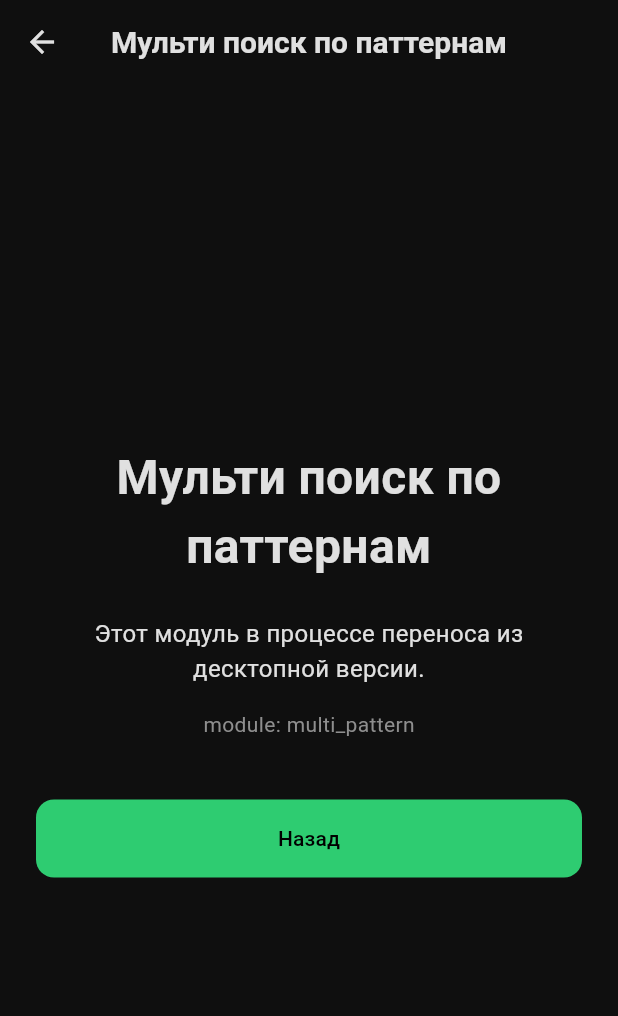
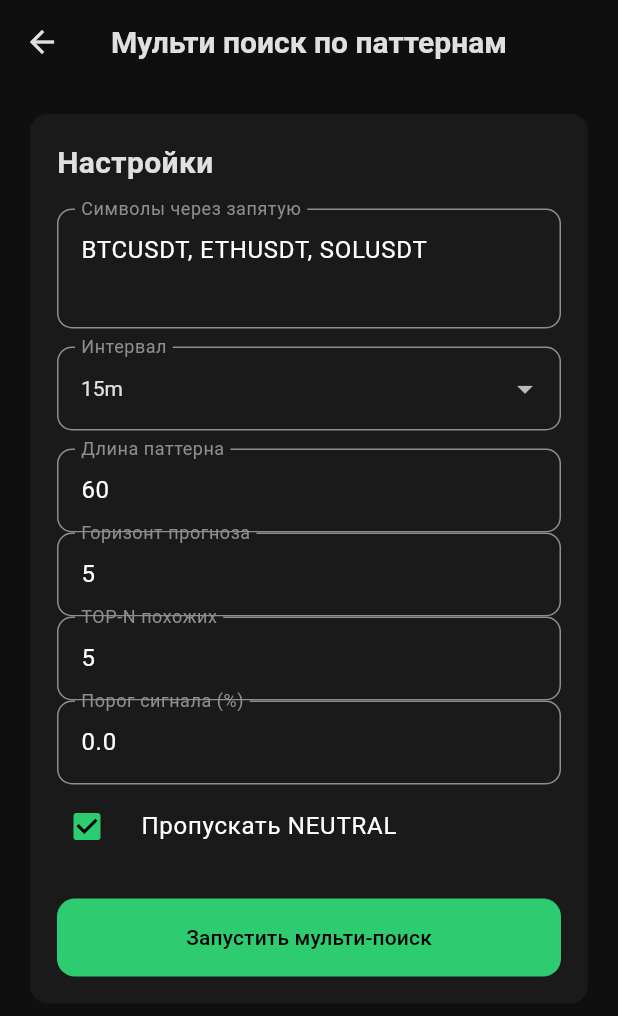
Before and after one commit to VladislavDelon/BLACK-BOX-Mobile-Realese, a Flutter app: the LauncherScreen screen opened by its route, after a tap on "Мульти поиск по паттернам", on a phone screen of 412 x 824 dp. Shown: the top 1016 px of the screen. Run offline on Flutter 3.47's test engine with Material 3 defaults, Android fonts, the phone set to English and light mode, and no system bars.

Commit message:
Add multi-pattern search module

```diff
--- a/lib/main.dart
+++ b/lib/main.dart
@@ -5,6 +5,7 @@ import 'screens/auth_screen.dart';
 import 'screens/launcher_screen.dart';
 import 'screens/exchange_screen.dart';
 import 'screens/pattern_search_screen.dart';
+import 'screens/multi_pattern_search_screen.dart';
 
 void main() {
   runApp(const BlackBoxApp());
@@ -26,6 +27,7 @@ class BlackBoxApp extends StatelessWidget {
         '/launcher': (_) => const LauncherScreen(),
         '/exchange': (_) => const ExchangeScreen(),
         '/pattern': (_) => const PatternSearchScreen(),
+        '/multi_pattern': (_) => const MultiPatternSearchScreen(),
       },
     );
   }
--- a/lib/screens/launcher_screen.dart
+++ b/lib/screens/launcher_screen.dart
@@ -72,7 +72,7 @@ class _LauncherScreenState extends State<LauncherScreen> {
   void _openModule(String id) {
     final routes = {
       'pattern': '/pattern',
-      'multi_pattern': null,
+      'multi_pattern': '/multi_pattern',
       'multi_trading': null,
       'asset_prices': null,
     };
--- /dev/null
+++ b/lib/screens/multi_pattern_search_screen.dart
@@ -0,0 +1,235 @@
+import 'package:flutter/material.dart';
+import '../app_theme.dart';
+import '../core/core_call.dart';
+
+class MultiPatternSearchScreen extends StatefulWidget {
+  const MultiPatternSearchScreen({super.key});
+
+  @override
+  State<MultiPatternSearchScreen> createState() => _MultiPatternSearchScreenState();
+}
+
+class _MultiPatternSearchScreenState extends State<MultiPatternSearchScreen> {
+  final _symbolsCtrl = TextEditingController(text: "BTCUSDT, ETHUSDT, SOLUSDT");
+  String _interval = "15m";
+  int _patternLength = 60;
+  int _forecastHorizon = 5;
+  int _topN = 5;
+  double _threshold = 0.0;
+  String _exchange = "Binance Futures";
+  bool _skipNeutral = true;
+
+  bool _busy = false;
+  List<dynamic>? _results;
+  List<dynamic>? _errors;
+  String _status = "";
+
+  final _intervals = ["1m", "3m", "5m", "15m", "30m", "1h", "2h", "4h", "1d"];
+
+  Future<void> _run() async {
+    final symbols = _symbolsCtrl.text.trim();
+    if (symbols.isEmpty) {
+      setState(() => _status = "Введите символы");
+      return;
+    }
+    setState(() {
+      _busy = true;
+      _status = "Анализ по ${_symbolsCtrl.text}...";
+      _results = null;
+      _errors = null;
+    });
+    try {
+      final res = await coreCall("multi_pattern_search", {
+        "symbols": [for (final s in symbols.split(",")) if (s.trim().isNotEmpty) s.trim().toUpperCase()],
+        "exchange": _exchange,
+        "interval": _interval,
+        "pattern_length": _patternLength,
+        "forecast_horizon": _forecastHorizon,
+        "top_n": _topN,
+        "min_signal_threshold": _threshold,
+        "skip_neutral": _skipNeutral,
+      });
+      if (res["ok"] == true) {
+        setState(() {
+          _results = res["results"] as List<dynamic>?;
+          _errors = res["errors"] as List<dynamic>?;
+          _status = "";
+        });
+      } else {
+        setState(() => _status = "Ошибка: ${res['error']}");
+      }
+    } catch (e) {
+      setState(() => _status = "Ошибка канала: $e");
+    } finally {
+      setState(() => _busy = false);
+    }
+  }
+
+  @override
+  Widget build(BuildContext context) {
+    return Scaffold(
+      backgroundColor: AppTheme.bg,
+      appBar: AppBar(title: const Text("Мульти поиск по паттернам")),
+      body: SafeArea(
+        child: ListView(
+          padding: const EdgeInsets.all(20),
+          children: [
+            _card(
+              child: Column(
+                crossAxisAlignment: CrossAxisAlignment.start,
+                children: [
+                  Text("Настройки", style: AppTheme.title()),
+                  const SizedBox(height: 16),
+                  TextField(
+                    controller: _symbolsCtrl,
+                    decoration: const InputDecoration(
+                      labelText: "Символы через запятую",
+                      hintText: "BTCUSDT, ETHUSDT, SOLUSDT",
+                    ),
+                    minLines: 2,
+                    maxLines: 3,
+                  ),
+                  const SizedBox(height: 12),
+                  DropdownButtonFormField<String>(
+                    value: _interval,
+                    dropdownColor: AppTheme.card,
+                    style: const TextStyle(color: AppTheme.text),
+                    decoration: const InputDecoration(labelText: "Интервал"),
+                    items: _intervals
+                        .map((i) => DropdownMenuItem(value: i, child: Text(i)))
+                        .toList(),
+                    onChanged: (v) => setState(() => _interval = v!),
+                  ),
+                  const SizedBox(height: 12),
+                  _intField("Длина паттерна", _patternLength, (v) => _patternLength = v),
+                  _intField("Горизонт прогноза", _forecastHorizon, (v) => _forecastHorizon = v),
+                  _intField("TOP-N похожих", _topN, (v) => _topN = v),
+                  _doubleField("Порог сигнала (%)", _threshold, (v) => _threshold = v),
+                  CheckboxListTile(
+                    value: _skipNeutral,
+                    onChanged: (v) => setState(() => _skipNeutral = v ?? true),
+                    title: const Text("Пропускать NEUTRAL"),
+                    controlAffinity: ListTileControlAffinity.leading,
+                    contentPadding: EdgeInsets.zero,
+                  ),
+                  const SizedBox(height: 20),
+                  SizedBox(
+                    width: double.infinity,
+                    child: FilledButton(
+                      onPressed: _busy ? null : _run,
+                      child: _busy
+                          ? const SizedBox(
+                              height: 18,
+                              width: 18,
+                              child: CircularProgressIndicator(strokeWidth: 2, color: Colors.black))
+                          : const Text("Запустить мульти-поиск"),
+                    ),
+                  ),
+                ],
+              ),
+            ),
+            if (_status.isNotEmpty)
+              Padding(
+                padding: const EdgeInsets.symmetric(vertical: 12),
+                child: Text(_status, style: AppTheme.body(color: AppTheme.down)),
+              ),
+            if (_errors != null && _errors!.isNotEmpty) ...[
+              const SizedBox(height: 16),
+              Text("Ошибки:", style: AppTheme.title(color: AppTheme.down)),
+              ..._errors!.map((e) => Text("${e['symbol']}: ${e['error']}", style: AppTheme.small(color: AppTheme.down))),
+            ],
+            if (_results != null && _results!.isNotEmpty) ...[
+              const SizedBox(height: 16),
+              Text("Результаты:", style: AppTheme.title()),
+              const SizedBox(height: 8),
+              ..._results!.map((r) => _resultCard(r as Map<String, dynamic>)),
+            ] else if (_results != null && _results!.isEmpty) ...[
+              const SizedBox(height: 16),
+              Text("Нет сигналов по выбранным парам.", style: AppTheme.small()),
+            ],
+            const SizedBox(height: 40),
+          ],
+        ),
+      ),
+    );
+  }
+
+  Widget _resultCard(Map<String, dynamic> r) {
+    final signal = r["signal"] ?? "-";
+    final Color signalColor;
+    if (signal == "LONG") {
+      signalColor = AppTheme.up;
+    } else if (signal == "SHORT") {
+      signalColor = AppTheme.down;
+    } else {
+      signalColor = AppTheme.muted;
+    }
+    return Container(
+      margin: const EdgeInsets.only(bottom: 10),
+      padding: const EdgeInsets.all(14),
+      decoration: BoxDecoration(
+        color: AppTheme.card,
+        borderRadius: BorderRadius.circular(10),
+      ),
+      child: Column(
+        crossAxisAlignment: CrossAxisAlignment.start,
+        children: [
+          Row(
+            mainAxisAlignment: MainAxisAlignment.spaceBetween,
+            children: [
+              Text(r["symbol"] ?? "", style: AppTheme.title(color: AppTheme.accent)),
+              Text(signal, style: AppTheme.title(color: signalColor)),
+            ],
+          ),
+          const SizedBox(height: 6),
+          Text(
+            "${r['current_price']} -> ${r['forecast_price']} (${r['forecast_return_pct']}%)",
+            style: AppTheme.body(),
+          ),
+          Text("Сила: ${r['strength']} / Win-rate: ${r['win_rate']}", style: AppTheme.small()),
+        ],
+      ),
+    );
+  }
+
+  Widget _card({required Widget child}) {
+    return Container(
+      padding: const EdgeInsets.all(18),
+      decoration: BoxDecoration(
+        color: AppTheme.card,
+        borderRadius: BorderRadius.circular(AppTheme.cornerRadius),
+      ),
+      child: child,
+    );
+  }
+
+  Widget _intField(String label, int value, ValueChanged<int> onChanged) {
+    return TextField(
+      keyboardType: TextInputType.number,
+      decoration: InputDecoration(labelText: label),
+      controller: TextEditingController(text: value.toString()),
+      onChanged: (s) {
+        final v = int.tryParse(s);
+        if (v != null) onChanged(v);
+      },
+    );
+  }
+
+  Widget _doubleField(String label, double value, ValueChanged<double> onChanged) {
+    return TextField(
+      keyboardType: const TextInputType.numberWithOptions(decimal: true),
+      decoration: InputDecoration(labelText: label),
+      controller: TextEditingController(text: value.toString()),
+      onChanged: (s) {
+        final v = double.tryParse(s.replaceAll(",", "."));
+        if (v != null) onChanged(v);
+      },
+    );
+  }
+
+  @override
+  void dispose() {
+    _symbolsCtrl.dispose();
+    super.dispose();
+  }
+}
--- a/pubspec.yaml
+++ b/pubspec.yaml
@@ -16,7 +16,7 @@ publish_to: 'none' # Remove this line if you wish to publish to pub.dev
 # https://developer.apple.com/library/archive/documentation/General/Reference/InfoPlistKeyReference/Articles/CoreFoundationKeys.html
 # In Windows, build-name is used as the major, minor, and patch parts
 # of the product and file versions while build-number is used as the build suffix.
-version: 1.0.2+3
+version: 1.0.3+4
 
 environment:
   sdk: ^3.13.2
```
Also changed, not shown: 3 other files.
